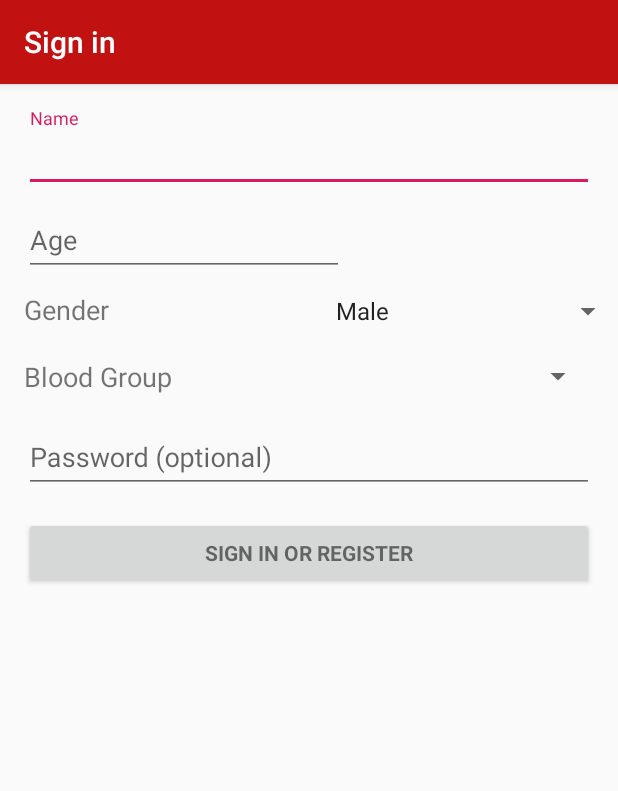
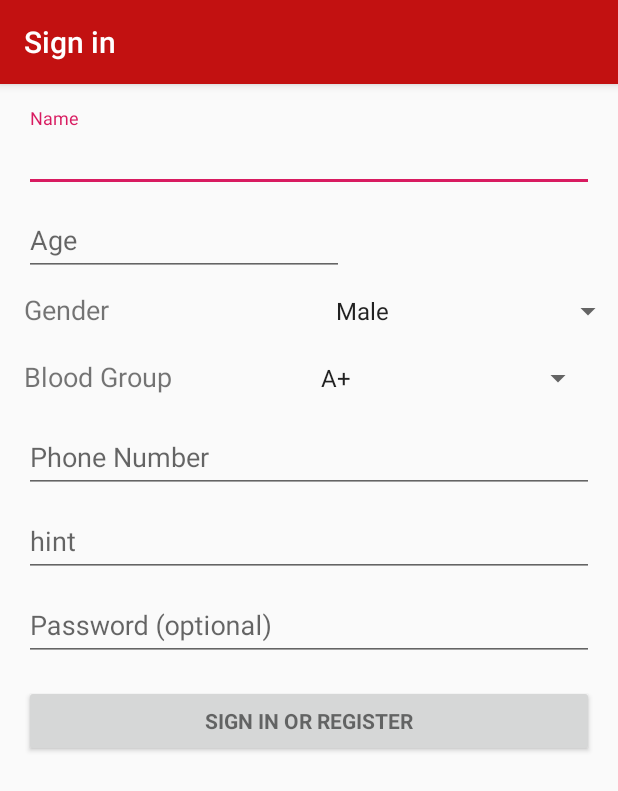
Before and after one commit to xcalibur25/android-project, an Android app: the DonorSignUp screen opened directly, with no data from a screen before it, on a phone screen of 412 x 824 dp. Shown: the top 791 px of the screen. Run offline under Robolectric (Android 15) with nearby library versions, the phone set to English and light mode, and no system bars; 2 statements that could not run were skipped.

Commit message:
new 04/02/2019

```diff
--- a/ArpanTheBloodDonationApp/app/src/main/java/com/arpantheblooddonationapp/DonorSignUp.java
+++ b/ArpanTheBloodDonationApp/app/src/main/java/com/arpantheblooddonationapp/DonorSignUp.java
@@ -86,13 +86,40 @@ public class DonorSignUp extends AppCompatActivity implements LoaderCallbacks<Cu
         gender.add("Female");
 
         // Creating adapter for spinner
-        ArrayAdapter<String> dataAdapter = new ArrayAdapter<String>(this, android.R.layout.simple_spinner_item, gender);
+        ArrayAdapter<String> genderDataAdapter = new ArrayAdapter<String>(this, android.R.layout.simple_spinner_item, gender);
 
         // Drop down layout style - list view with radio button
-        dataAdapter.setDropDownViewResource(android.R.layout.simple_spinner_dropdown_item);
+        genderDataAdapter.setDropDownViewResource(android.R.layout.simple_spinner_dropdown_item);
 
         // attaching data adapter to spinner
-        genderSpinner.setAdapter(dataAdapter);
+        genderSpinner.setAdapter(genderDataAdapter);
+
+        // Spinner element
+        Spinner bloodGroupSpinner = (Spinner) findViewById(R.id.bloodGroupSpinner);
+
+        // Spinner click listener
+        bloodGroupSpinner.setOnItemSelectedListener( this);
+
+        // Spinner Drop down elements
+        List<String> bloodGroup = new ArrayList<String>();
+        bloodGroup.add("A+");
+        bloodGroup.add("A-");
+        bloodGroup.add("B+");
+        bloodGroup.add("B-");
+        bloodGroup.add("AB+");
+        bloodGroup.add("AB-");
+        bloodGroup.add("O+");
+        bloodGroup.add("O-");
+
+        // Creating adapter for spinner
+        ArrayAdapter<String> bloodDonorDataAdapter = new ArrayAdapter<String>(this, android.R.layout.simple_spinner_item, bloodGroup);
+
+        // Drop down layout style - list view with radio button
+        bloodDonorDataAdapter.setDropDownViewResource(android.R.layout.simple_spinner_dropdown_item);
+
+        // attaching data adapter to spinner
+        bloodGroupSpinner.setAdapter(bloodDonorDataAdapter);
+
         mEmailView = (AutoCompleteTextView) findViewById(R.id.name);
         populateAutoComplete();
 
--- a/ArpanTheBloodDonationApp/app/src/main/res/layout/activity_donor_sign_up.xml
+++ b/ArpanTheBloodDonationApp/app/src/main/res/layout/activity_donor_sign_up.xml
@@ -97,11 +97,36 @@
                     android:textSize="18sp" />
 
                 <Spinner
-                    android:id="@+id/bloodDonorSpinner"
+                    android:id="@+id/bloodGroupSpinner"
                     android:layout_width="200dp"
                     android:layout_height="wrap_content"
                     android:layout_weight="1" />
             </LinearLayout>
+
+            <com.google.android.material.textfield.TextInputLayout
+                android:layout_width="match_parent"
+                android:layout_height="match_parent">
+
+                <EditText
+                    android:id="@+id/contact"
+                    android:layout_width="match_parent"
+                    android:layout_height="wrap_content"
+                    android:layout_weight="1"
+                    android:ems="10"
+                    android:hint="Phone Number"
+                    android:inputType="phone" />
+            </com.google.android.material.textfield.TextInputLayout>
+
+            <com.google.android.material.textfield.TextInputLayout
+                android:id="@+id/state"
+                android:layout_width="match_parent"
+                android:layout_height="match_parent">
+
+                <com.google.android.material.textfield.TextInputEditText
+                    android:layout_width="match_parent"
+                    android:layout_height="wrap_content"
+                    android:hint="hint" />
+            </com.google.android.material.textfield.TextInputLayout>
 
             <com.google.android.material.textfield.TextInputLayout
                 android:layout_width="match_parent"
```
